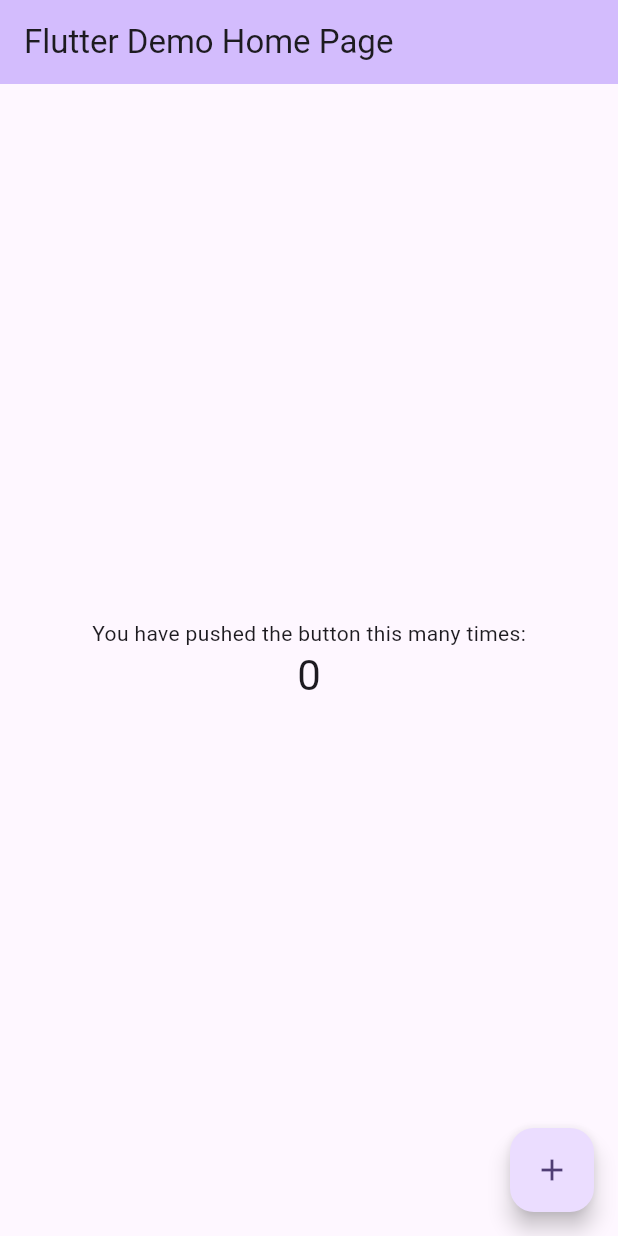
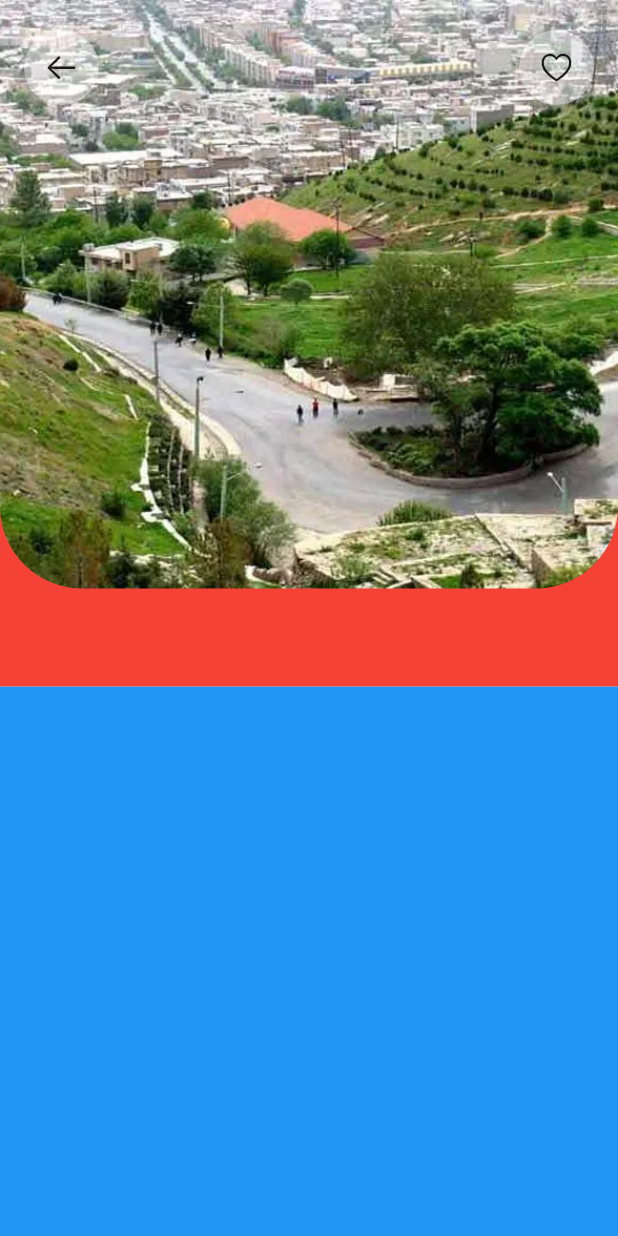
Before and after one commit to hesamkurd/travel-flutter, a Flutter app: the screen it shows after launch, on a phone screen of 412 x 824 dp. Run offline on Flutter 3.47's test engine with Material 2 defaults, Android fonts, the light colour scheme and no system bars; our stand-ins replace get.

Commit message:
work with Stack widget and Positioned

```diff
--- a/lib/main.dart
+++ b/lib/main.dart
@@ -1,4 +1,7 @@
+import 'package:flutter/cupertino.dart';
 import 'package:flutter/material.dart';
+import 'package:travel_flutter/model/travel_model.dart';
+import 'package:travel_flutter/util/app_layout.dart';
 
 void main() {
   runApp(const MyApp());
@@ -10,116 +13,104 @@ class MyApp extends StatelessWidget {
   // This widget is the root of your application.
   @override
   Widget build(BuildContext context) {
-    return MaterialApp(
-      title: 'Flutter Demo',
-      theme: ThemeData(
-        // This is the theme of your application.
-        //
-        // TRY THIS: Try running your application with "flutter run". You'll see
-        // the application has a blue toolbar. Then, without quitting the app,
-        // try changing the seedColor in the colorScheme below to Colors.green
-        // and then invoke "hot reload" (save your changes or press the "hot
-        // reload" button in a Flutter-supported IDE, or press "r" if you used
-        // the command line to start the app).
-        //
-        // Notice that the counter didn't reset back to zero; the application
-        // state is not lost during the reload. To reset the state, use hot
-        // restart instead.
-        //
-        // This works for code too, not just values: Most code changes can be
-        // tested with just a hot reload.
-        colorScheme: ColorScheme.fromSeed(seedColor: Colors.deepPurple),
-        useMaterial3: true,
-      ),
-      home: const MyHomePage(title: 'Flutter Demo Home Page'),
+    return const MaterialApp(
+      debugShowCheckedModeBanner: false,
+      home: MainPage(),
     );
   }
 }
 
-class MyHomePage extends StatefulWidget {
-  const MyHomePage({super.key, required this.title});
-
-  // This widget is the home page of your application. It is stateful, meaning
-  // that it has a State object (defined below) that contains fields that affect
-  // how it looks.
-
-  // This class is the configuration for the state. It holds the values (in this
-  // case the title) provided by the parent (in this case the App widget) and
-  // used by the build method of the State. Fields in a Widget subclass are
-  // always marked "final".
-
-  final String title;
+class MainPage extends StatefulWidget {
+  const MainPage({super.key});
 
   @override
-  State<MyHomePage> createState() => _MyHomePageState();
+  State<MainPage> createState() => _MainPageState();
 }
 
-class _MyHomePageState extends State<MyHomePage> {
-  int _counter = 0;
-
-  void _incrementCounter() {
-    setState(() {
-      // This call to setState tells the Flutter framework that something has
-      // changed in this State, which causes it to rerun the build method below
-      // so that the display can reflect the updated values. If we changed
-      // _counter without calling setState(), then the build method would not be
-      // called again, and so nothing would appear to happen.
-      _counter++;
-    });
-  }
-
+class _MainPageState extends State<MainPage> {
+  int _selectedIndex = 0;
   @override
   Widget build(BuildContext context) {
-    // This method is rerun every time setState is called, for instance as done
-    // by the _incrementCounter method above.
-    //
-    // The Flutter framework has been optimized to make rerunning build methods
-    // fast, so that you can just rebuild anything that needs updating rather
-    // than having to individually change instances of widgets.
+    var size = MediaQuery.of(context).size;
     return Scaffold(
-      appBar: AppBar(
-        // TRY THIS: Try changing the color here to a specific color (to
-        // Colors.amber, perhaps?) and trigger a hot reload to see the AppBar
-        // change color while the other colors stay the same.
-        backgroundColor: Theme.of(context).colorScheme.inversePrimary,
-        // Here we take the value from the MyHomePage object that was created by
-        // the App.build method, and use it to set our appbar title.
-        title: Text(widget.title),
-      ),
-      body: Center(
-        // Center is a layout widget. It takes a single child and positions it
-        // in the middle of the parent.
+      body: SafeArea(
         child: Column(
-          // Column is also a layout widget. It takes a list of children and
-          // arranges them vertically. By default, it sizes itself to fit its
-          // children horizontally, and tries to be as tall as its parent.
-          //
-          // Column has various properties to control how it sizes itself and
-          // how it positions its children. Here we use mainAxisAlignment to
-          // center the children vertically; the main axis here is the vertical
-          // axis because Columns are vertical (the cross axis would be
-          // horizontal).
-          //
-          // TRY THIS: Invoke "debug painting" (choose the "Toggle Debug Paint"
-          // action in the IDE, or press "p" in the console), to see the
-          // wireframe for each widget.
-          mainAxisAlignment: MainAxisAlignment.center,
-          children: <Widget>[
-            const Text(
-              'You have pushed the button this many times:',
+          children: [
+            Container(
+              width: double.infinity,
+              height: size.height / 1.8,
+              color: Colors.red,
+              child: Stack(
+                children: [
+                  Container(
+                    width: double.infinity,
+                    height: size.height / 2.1,
+                    decoration: BoxDecoration(
+                      borderRadius: BorderRadius.only(
+                        bottomLeft: Radius.circular(
+                          AppLayout.getHeight(55),
+                        ),
+                        bottomRight: Radius.circular(
+                          AppLayout.getHeight(55),
+                        ),
+                      ),
+                      image: DecorationImage(
+                        image: AssetImage(
+                          travelList[_selectedIndex].img,
+                        ),
+                        fit: BoxFit.cover,
+                      ),
+                    ),
+                  ),
+                  // Head Icons
+                  Positioned(
+                    top: 0,
+                    left: 0,
+                    right: 0,
+                    child: Padding(
+                      padding: EdgeInsets.fromLTRB(
+                        AppLayout.getWidth(16),
+                        AppLayout.getHeight(20),
+                        AppLayout.getWidth(16),
+                        0,
+                      ),
+                      child: Row(
+                        mainAxisAlignment: MainAxisAlignment.spaceBetween,
+                        children: [
+                          Container(
+                            width: AppLayout.getWidth(50),
+                            height: AppLayout.getHeight(50),
+                            decoration: const BoxDecoration(
+                              shape: BoxShape.circle,
+                              color: Color(0x68FFFFFF),
+                            ),
+                            child: const Icon(CupertinoIcons.arrow_left),
+                          ),
+                          Container(
+                            width: AppLayout.getWidth(50),
+                            height: AppLayout.getHeight(50),
+                            decoration: const BoxDecoration(
+                              shape: BoxShape.circle,
+                              color: Color(0x68FFFFFF),
+                            ),
+                            child: const Icon(CupertinoIcons.heart),
+                          ),
+                        ],
+                      ),
+                    ),
+                  ),
+                ],
+              ),
             ),
-            Text(
-              '$_counter',
-              style: Theme.of(context).textTheme.headlineMedium,
+            Expanded(
+              child: Container(
+                width: double.infinity,
+                color: Colors.blue,
+              ),
             ),
           ],
         ),
       ),
-      floatingActionButton: FloatingActionButton(
-        onPressed: _incrementCounter,
-        tooltip: 'Increment',
-        child: const Icon(Icons.add),
-      ), // This trailing comma makes auto-formatting nicer for build methods.
     );
   }
 }
--- /dev/null
+++ b/lib/model/travel_model.dart
@@ -0,0 +1,60 @@
+class TravelModel {
+  String name;
+  String location;
+  String price;
+  String temp;
+  String distance;
+  String dsecription;
+  String img;
+  String rating;
+
+  TravelModel({
+    required this.name,
+    required this.location,
+    required this.price,
+    required this.temp,
+    required this.distance,
+    required this.dsecription,
+    required this.img,
+    required this.rating,
+  });
+}
+
+List<TravelModel> travelList = [
+  TravelModel(
+      name: "Awyar",
+      location: "Sine - Kurdistan",
+      price: "7000",
+      temp: "27",
+      distance: "215",
+      dsecription: "dsecription",
+      img: "assets/images/1.webp",
+      rating: "4.9"),
+  TravelModel(
+      name: "Arbaba",
+      location: "bane - Kurdistan",
+      price: "6500",
+      temp: "26",
+      distance: "125",
+      dsecription: "dsecription",
+      img: "assets/images/2.jpg",
+      rating: "4.5"),
+  TravelModel(
+      name: "shalmash",
+      location: "Serdasht - Kurdistan",
+      price: "6400",
+      temp: "25",
+      distance: "143",
+      dsecription: "dsecription",
+      img: "assets/images/3.jpg",
+      rating: "4.6"),
+  TravelModel(
+      name: "rejaw",
+      location: "serpel - Kurdistan",
+      price: "7200",
+      temp: "27",
+      distance: "234",
+      dsecription: "dsecription",
+      img: "assets/images/4.jpg",
+      rating: "4.8"),
+];
--- /dev/null
+++ b/lib/util/app_layout.dart
@@ -0,0 +1,26 @@
+import 'package:flutter/material.dart';
+import 'package:get/get.dart';
+
+class AppLayout {
+  static getSize(BuildContext context) {
+    return MediaQuery.of(context).size;
+  }
+
+  static getScreenHeight() {
+    return Get.height;
+  }
+
+  static getScreenWidth() {
+    return Get.width;
+  }
+
+  static getHeight(double pixels) {
+    double x = getScreenHeight() / pixels;
+    return getScreenHeight() / x;
+  }
+
+  static getWidth(double pixels) {
+    double x = getScreenWidth() / pixels;
+    return getScreenWidth() / x;
+  }
+}
```
Also changed, not shown: pubspec.yaml (+5 -7 lines), assets/images/1.webp (added), assets/images/2.jpg (added), assets/images/3.jpg (added), assets/images/4.jpg (added), pubspec.lock.
